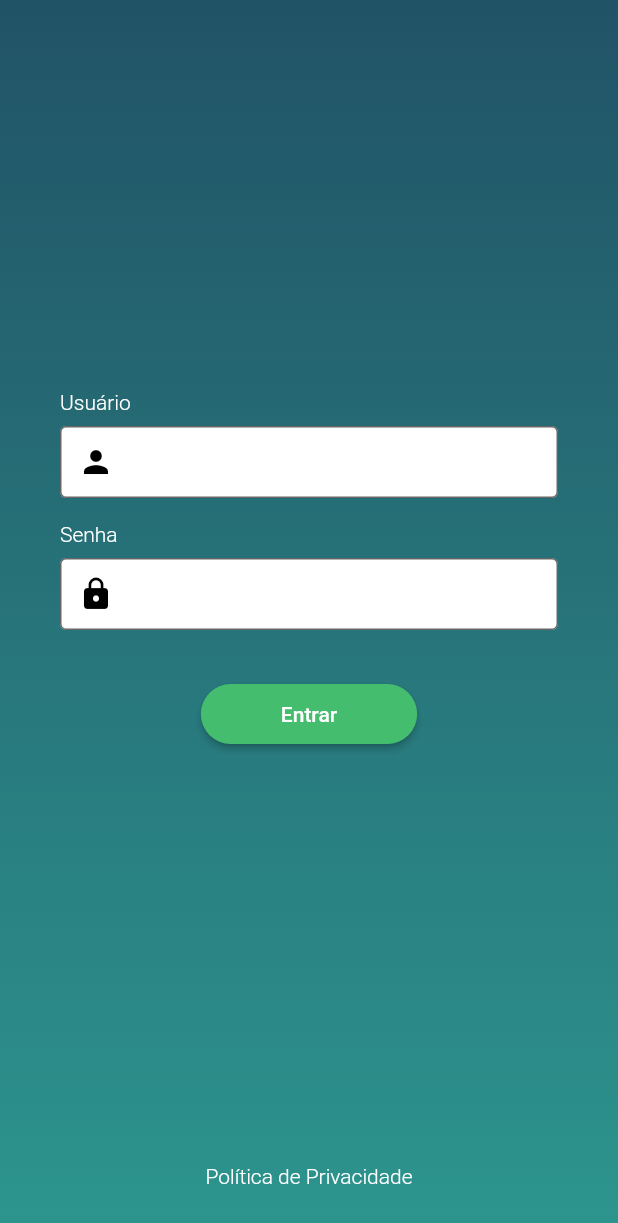
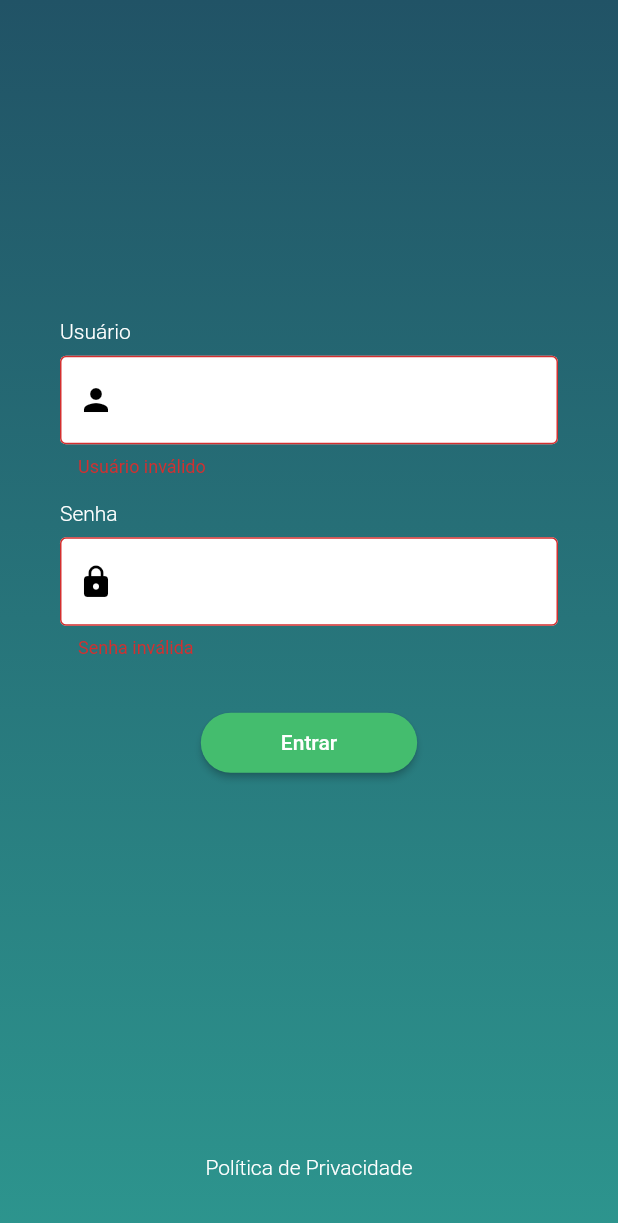
Before and after one commit to LuisFelipe635/target_flutter_test, a Flutter app: the screen it shows after launch, after a tap on "Entrar", on a phone screen of 412 x 824 dp. Shown: the top 1223 px of the screen. Run offline on Flutter 3.47's test engine with Material 2 defaults, Android fonts, the phone set to English and light mode, and no system bars.

```diff
--- a/lib/screens/login_screen.dart
+++ b/lib/screens/login_screen.dart
@@ -9,6 +9,28 @@ class LoginScreen extends StatefulWidget {
 }
 
 class _LoginScreenState extends State<LoginScreen> {
+  final GlobalKey<FormState> _formKey = GlobalKey();
+
+  String? _validateUser(final String? user) {
+    if (user != null) {
+      return (user.isNotEmpty && user.length <= 20 && !user.endsWith(' '))
+          ? null
+          : 'Usuário inválido';
+    }
+
+    return 'Insira um usuário';
+  }
+
+  String? _validatePassword(final String? password) {
+    final passwordRegex = RegExp(r'^([a-zA-Z0-9]{2,20})(?!\s)$');
+
+    if (password != null) {
+      return (passwordRegex.hasMatch(password)) ? null : 'Senha inválida';
+    }
+
+    return 'Insira uma senha';
+  }
+
   @override
   Widget build(BuildContext context) {
     return Scaffold(
@@ -25,13 +47,17 @@ class _LoginScreenState extends State<LoginScreen> {
         ),
         child: SafeArea(
           child: Column(
-            mainAxisAlignment: MainAxisAlignment.spaceBetween,
             crossAxisAlignment: CrossAxisAlignment.stretch,
             children: [
-              const SizedBox(),
-              Padding(
+              Expanded(
+                flex: 8,
+                child: Padding(
                   padding: const EdgeInsets.symmetric(horizontal: 40.0),
+                  child: Center(
+                    child: Form(
+                      key: _formKey,
                       child: Column(
+                        mainAxisSize: MainAxisSize.min,
                         children: [
                           const Align(
                             alignment: Alignment.centerLeft,
@@ -45,9 +71,9 @@ class _LoginScreenState extends State<LoginScreen> {
                           ),
                           const SizedBox(height: 8.0),
                           TextFormField(
+                            validator: _validateUser,
                             onEditingComplete: () => FocusScope.of(context).nextFocus(),
                             decoration: const InputDecoration(
-                        constraints: BoxConstraints(maxHeight: 48.0),
                               filled: true,
                               fillColor: Colors.white,
                               border: OutlineInputBorder(),
@@ -67,8 +93,9 @@ class _LoginScreenState extends State<LoginScreen> {
                           ),
                           const SizedBox(height: 8.0),
                           TextFormField(
+                            validator: _validatePassword,
+                            obscureText: true,
                             decoration: const InputDecoration(
-                        constraints: BoxConstraints(maxHeight: 48.0),
                               filled: true,
                               fillColor: Colors.white,
                               border: OutlineInputBorder(),
@@ -77,7 +104,9 @@ class _LoginScreenState extends State<LoginScreen> {
                           ),
                           const SizedBox(height: 32.0),
                           ElevatedButton(
-                      onPressed: () {},
+                            onPressed: () {
+                              _formKey.currentState?.validate();
+                            },
                             style: ButtonStyle(
                               backgroundColor: const MaterialStatePropertyAll(Color(0xFF44BD6E)),
                               fixedSize: MaterialStatePropertyAll(
@@ -94,8 +123,10 @@ class _LoginScreenState extends State<LoginScreen> {
                         ],
                       ),
                     ),
-              Padding(
-                padding: const EdgeInsets.only(bottom: 16.0),
+                  ),
+                ),
+              ),
+              Expanded(
                 child: TextButton(
                   onPressed: () => launchUrlString(
                     'https://www.google.com.br',
@@ -117,5 +148,3 @@ class _LoginScreenState extends State<LoginScreen> {
     );
   }
 }
-
-// Botão: 0xFF44BD6E
```
Lines whose indentation alone changed are shown as unchanged.
